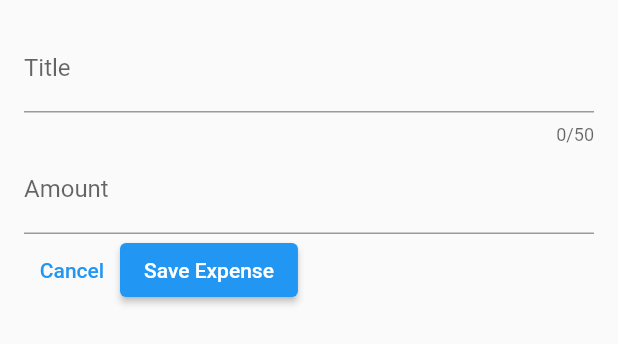
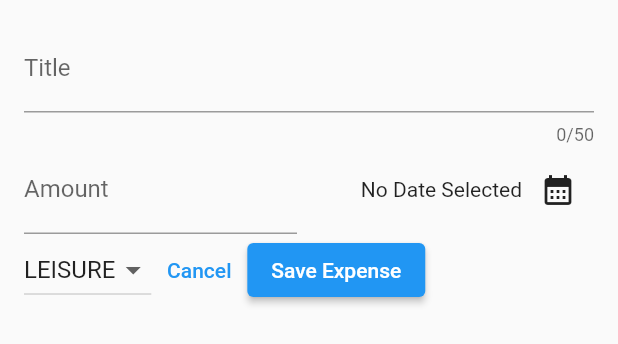
Before and after one commit to nikeshgamal24/Expense-Tracker, a Flutter app: the NewExpense widget shown alone on an empty page, opened directly, on a phone screen of 412 x 824 dp. Shown: the top 344 px of the screen. Run offline on Flutter 3.47's test engine with Material 2 defaults, Android fonts, the phone set to English and light mode, and no system bars.

Commit message:
completed field validation functionality

```diff
--- a/lib/widgets/expenses_list/new_expense.dart
+++ b/lib/widgets/expenses_list/new_expense.dart
@@ -1,5 +1,5 @@
 import 'package:flutter/material.dart';
-
+import 'package:expense_tracker/models/expense.dart';
 
 class NewExpense extends StatefulWidget{
   //since we need to work on the state and update the rendered UI
@@ -18,6 +18,8 @@ class _NewExpenseState extends State<NewExpense>{
   //inorder to save the text user input into the text field we can use TextEditingController()
   final _titleController = TextEditingController();
   final _amountContoller = TextEditingController();
+  Category _selectedCategory = Category.leisure;
+
 
   //so TextEditingController() allocates the space in the memory so it is necessary to dispose it otherwise it will be taking the space forever untill it is deleted form ti
   @override
@@ -27,6 +29,48 @@ class _NewExpenseState extends State<NewExpense>{
     _amountContoller.dispose();
     super.dispose();
   }
+
+
+  //making the instance variable
+  DateTime? _selectedDate;
+
+  //to enable function to choose a date we use showDatePicker
+  void _presentDatePicket() async{
+    final now = DateTime.now();
+    final firstDate = DateTime(now.year-1, now.month,now.day);
+
+    final pickedDate = await showDatePicker(context: context, initialDate: now, firstDate: firstDate, lastDate: now);
+
+    setState(() {
+      _selectedDate  = pickedDate;
+    });
+  }
+
+
+
+  //validating the data that the user inputs
+  void _submitExpenseData(){
+    final enteredAmount = double.tryParse(_amountContoller.text);
+    // tryParse('Hello world')--> null  but  tryParse('1.23')-->true
+
+    final amountIsInvalid = enteredAmount == null || enteredAmount <= 0;
+
+    if( _titleController.text.trim().isEmpty || amountIsInvalid || _selectedDate==null){
+      showDialog(
+        context: context,
+        builder: (ctx)=>AlertDialog(
+          title: const Text('Invalid Input'),
+          content: const Text('Please make sure a valid title, amount, date and category was entered...'),
+          actions: [
+            TextButton(
+              onPressed: ()=>Navigator.pop(ctx),
+              child:const Text('Okay'))
+          ],
+        ));
+    }
+  }
+
+
 
   @override
   Widget build(context){
@@ -42,23 +86,60 @@ class _NewExpenseState extends State<NewExpense>{
               label: Text('Title'),
             ),
           ),
-          TextField(
+          Row(
+              children:[
+                 Expanded(
+                  child: TextField(
                   controller: _amountContoller,
                   keyboardType: TextInputType.number,
                   decoration: const InputDecoration(
                     prefixText: '\$',
                     label: Text('Amount')),
                  ),
+              ),
+              const SizedBox(width: 16,),
+                Expanded(
+                  child: Row(
+                    mainAxisAlignment: MainAxisAlignment.end,
+                    crossAxisAlignment: CrossAxisAlignment.center,
+                    children: [
+                      Text(_selectedDate == null? 'No Date Selected': formatter.format(_selectedDate!)),
+                      IconButton(
+                        onPressed: _presentDatePicket,
+                        icon: const Icon(Icons.calendar_month),
+                        )
+                    ],
+                  ),
+                  ),
+              ],
+            ),
           Row(
             children: [
+              DropdownButton(
+                value: _selectedCategory,
+                items: Category.values.map((category)=> DropdownMenuItem(
+                  value: category,
+                  child: Text(
+                    category.name.toUpperCase(),
+                  ),
+                   ),
+                  ).toList(),
+                onChanged: (value){
+                  if(value == null){
+                    return;
+                  }
+                  setState(() {
+                    _selectedCategory = value;
+                  });
+                },
+                ),
               TextButton(
-                onPressed: (){},
+                onPressed: (){
+                  Navigator.pop(context);
+                },
                 child: const Text('Cancel')),
               ElevatedButton(
-                onPressed: (){
-                  print(_titleController.text);
-                   print(_amountContoller.text);
-                },
+                onPressed:_submitExpenseData,
                 child: const Text('Save Expense'),
                 ),
             ],
```
Lines whose indentation alone changed are shown as unchanged.
